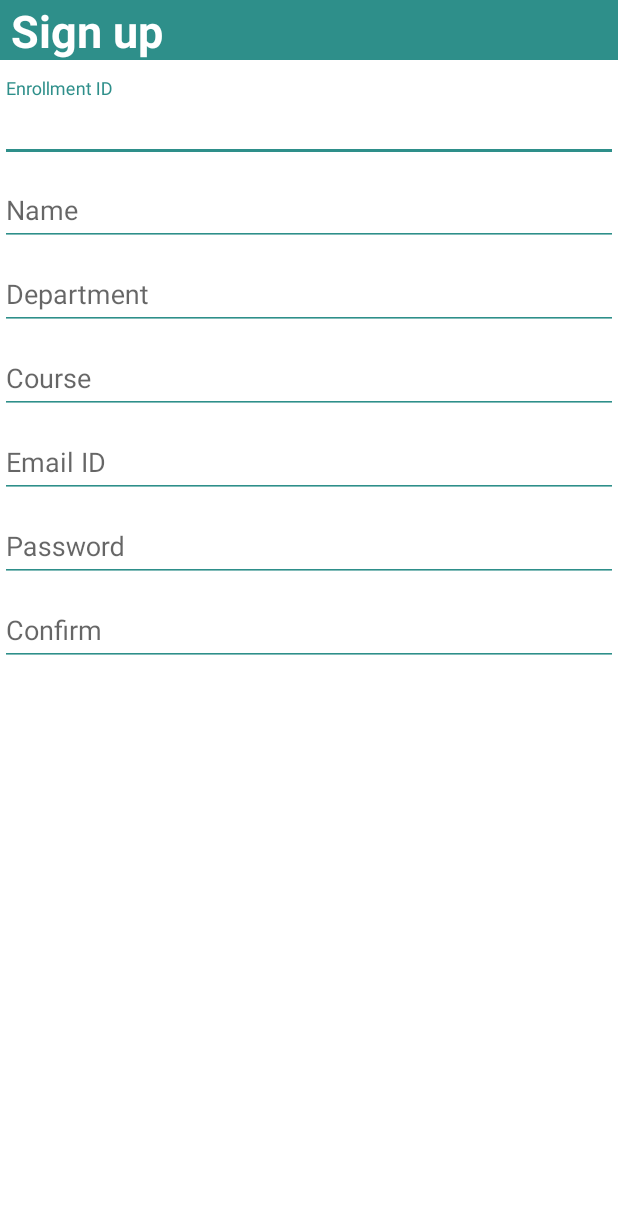
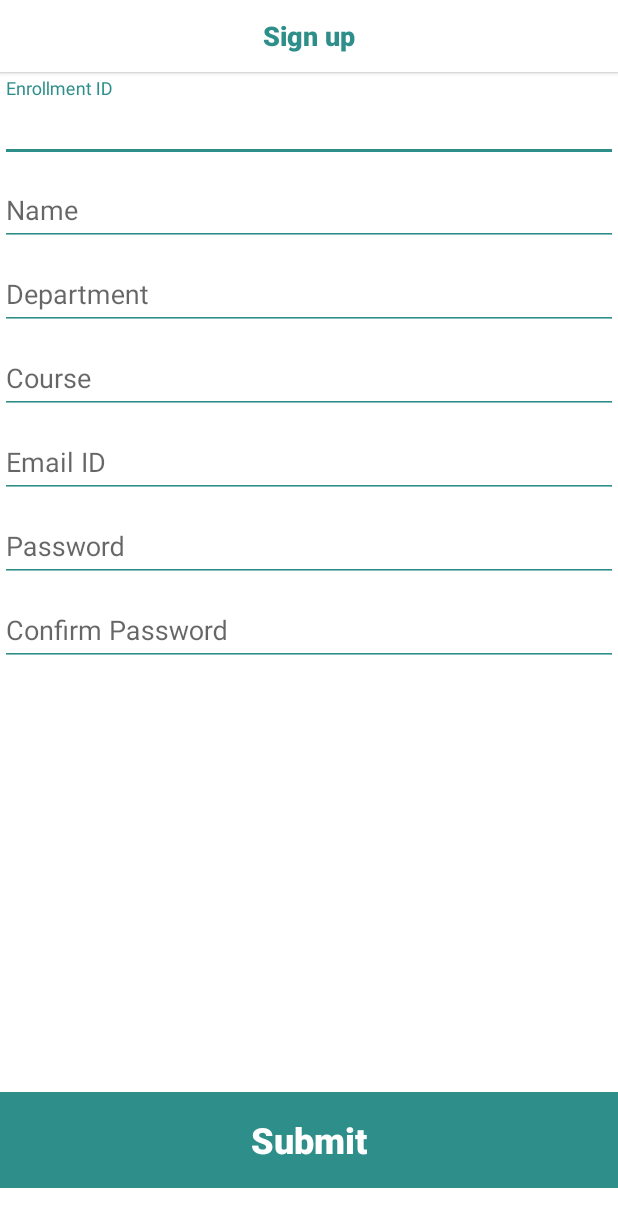
Before and after one commit to mubashirbashir/campusbuzzlive, an Android app: the SignupActivity screen opened directly, with no data from a screen before it, on a phone screen of 412 x 824 dp. Shown: the top 1227 px of the screen. Run offline under Robolectric (Android 15) with nearby library versions, the phone set to English and light mode, and no system bars.

Commit message:
validat sign up

```diff
--- a/app/src/main/res/layout/activity_signup.xml
+++ b/app/src/main/res/layout/activity_signup.xml
@@ -13,6 +13,48 @@
     android:padding="0dp">
 
 
+    <Button
+        android:text="Sign up"
+        android:layout_width="match_parent"
+        android:id="@+id/button4"
+        android:textAllCaps="false"
+        android:width="150dp"
+        android:textSize="18sp"
+        android:textColor="@color/buzzcolor"
+        android:background="@android:color/background_light"
+        android:elegantTextHeight="false"
+        android:height="30dp"
+        android:layout_height="wrap_content"
+        style="?android:attr/windowAnimationStyle"
+        android:textStyle="normal|bold"
+        android:gravity="center"
+        android:layout_marginBottom="12dp"
+        android:layout_above="@+id/bLogin"
+        android:layout_alignParentLeft="true"
+        android:layout_alignParentStart="true"
+        android:onClick="add" />
+
+    <Button
+        android:text="Sign up"
+        android:layout_width="match_parent"
+        android:id="@+id/button3"
+        android:textAllCaps="false"
+        android:width="150dp"
+        android:textSize="18sp"
+        android:textColor="@color/buzzcolor"
+        android:background="@android:color/background_light"
+        android:elegantTextHeight="false"
+        android:height="30dp"
+        android:layout_height="wrap_content"
+        style="?android:attr/windowAnimationStyle"
+        android:textStyle="normal|bold"
+        android:gravity="center"
+        android:layout_marginBottom="12dp"
+        android:layout_above="@+id/bLogin"
+        android:layout_alignParentLeft="true"
+        android:layout_alignParentStart="true"
+        android:onClick="add" />
+
     <TextView
         android:text=" Sign up"
         android:layout_width="match_parent"
@@ -26,7 +68,8 @@
         android:height="40dp"
         android:layout_alignParentTop="true"
         android:layout_alignParentLeft="true"
-        android:layout_alignParentStart="true" />
+        android:layout_alignParentStart="true"
+        android:padding="0dp" />
 
     <android.support.design.widget.TextInputLayout
         android:layout_width="match_parent"
@@ -42,7 +85,9 @@
             android:layout_height="wrap_content"
             android:hint="Enrollment ID"
             android:id="@+id/etEnroll"
-            android:singleLine="true" />
+            android:singleLine="true"
+            android:inputType="number"
+            android:maxLength="11" />
     </android.support.design.widget.TextInputLayout>
 
     <android.support.design.widget.TextInputLayout
@@ -58,7 +103,9 @@
             android:layout_height="wrap_content"
             android:hint="Name"
             android:id="@+id/etName"
-            android:singleLine="true" />
+            android:singleLine="true"
+            android:inputType="textCapWords|textPersonName"
+            android:maxLength="20" />
     </android.support.design.widget.TextInputLayout>
 
     <android.support.design.widget.TextInputLayout
@@ -74,7 +121,8 @@
             android:layout_height="wrap_content"
             android:hint="Department"
             android:id="@+id/etDepartment"
-            android:singleLine="true" />
+            android:singleLine="true"
+            android:inputType="textCapCharacters" />
     </android.support.design.widget.TextInputLayout>
 
     <android.support.design.widget.TextInputLayout
@@ -90,7 +138,8 @@
             android:layout_height="wrap_content"
             android:hint="Course"
             android:id="@+id/etCourse"
-            android:singleLine="true" />
+            android:singleLine="true"
+            android:inputType="textCapCharacters" />
     </android.support.design.widget.TextInputLayout>
 
     <android.support.design.widget.TextInputLayout
@@ -106,7 +155,8 @@
             android:layout_height="wrap_content"
             android:hint="Email ID"
             android:id="@+id/etEmail"
-            android:singleLine="true" />
+            android:singleLine="true"
+            android:inputType="textEmailAddress" />
     </android.support.design.widget.TextInputLayout>
 
     <android.support.design.widget.TextInputLayout
@@ -122,7 +172,8 @@
             android:layout_height="wrap_content"
             android:hint="Password"
             android:id="@+id/etPassword"
-            android:singleLine="true" />
+            android:singleLine="true"
+            android:inputType="textPassword" />
     </android.support.design.widget.TextInputLayout>
 
     <android.support.design.widget.TextInputLayout
@@ -136,10 +187,31 @@
         <EditText
             android:layout_width="match_parent"
             android:layout_height="wrap_content"
-            android:hint="Confirm"
+            android:hint="Confirm Password"
             android:id="@+id/etConfirm"
-            android:singleLine="true" />
+            android:singleLine="true"
+            android:inputType="textVisiblePassword" />
     </android.support.design.widget.TextInputLayout>
+
+    <Button
+        android:text="Submit"
+        android:layout_width="wrap_content"
+        android:layout_height="wrap_content"
+        android:id="@+id/bSubmit"
+        android:autoText="true"
+        android:textSize="24sp"
+        android:textColor="@android:color/white"
+        android:background="@color/buzzcolor"
+        android:height="64dp"
+        style="@style/Widget.AppCompat.Button.Borderless"
+        android:textStyle="normal|bold"
+        android:textAllCaps="false"
+        android:layout_alignParentBottom="true"
+        android:layout_alignParentLeft="true"
+        android:layout_alignParentStart="true"
+        android:layout_marginBottom="32dp"
+        android:layout_alignParentRight="true"
+        android:layout_alignParentEnd="true" />
 
 
 </RelativeLayout>
```
